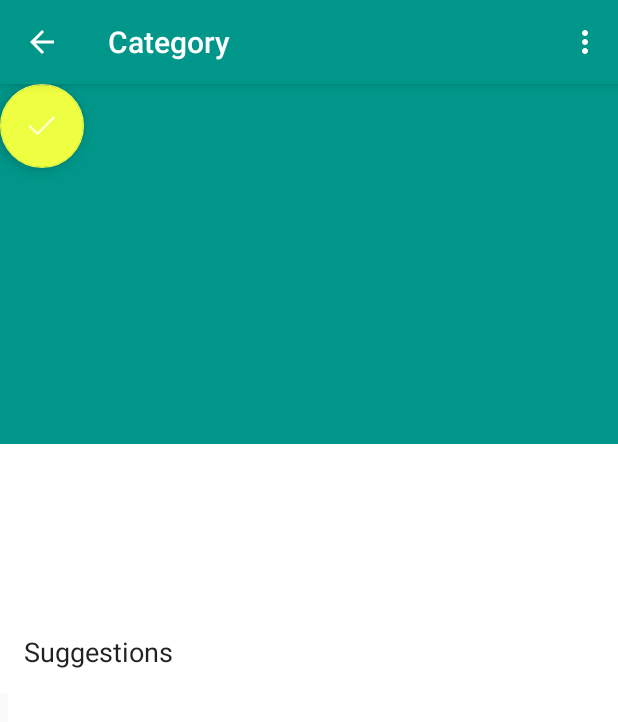
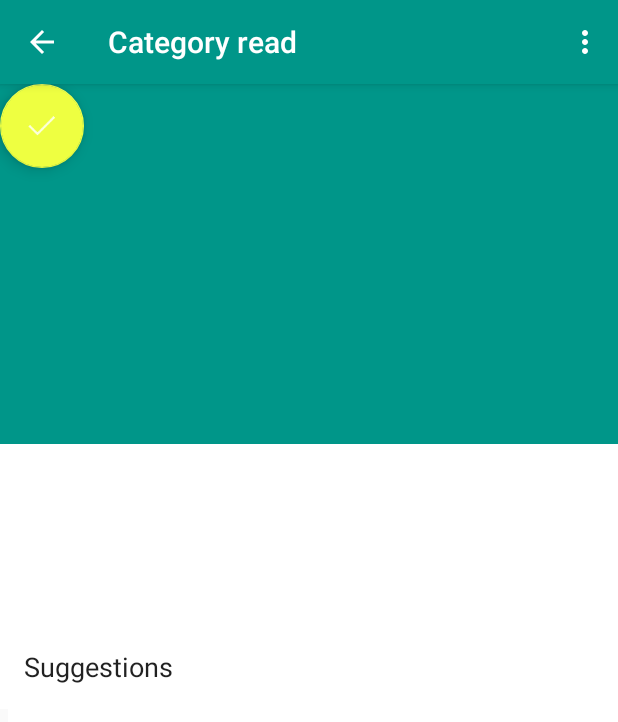
Before and after one commit to PierreFourreau/ReadingChallenge, an Android app: the CategoryActivity screen opened directly, with no data from a screen before it, after a tap on an icon or button, on a phone screen of 412 x 824 dp. Shown: the top 722 px of the screen. Run offline under Robolectric (Android 15) with nearby library versions, the phone set to English and light mode, and no system bars; our stand-ins replace Dagger/Hilt's generated code, Picasso, Timber; libraries missing offline, so code that uses them is left out: com.gc.materialdesign, com.github.ksoichiro.android, com.nineoldandroids.view, retrofit.client; plain views replace FloatingActionButton, ObservableScrollView; pictures from the network do not load; 8 statements that could not run were skipped.

Commit message:
Manage read or unread category with shared preferences

```diff
--- a/app/src/main/java/com/fourreau/readingchallenge/activity/BaseActivity.java
+++ b/app/src/main/java/com/fourreau/readingchallenge/activity/BaseActivity.java
@@ -4,6 +4,8 @@ package com.fourreau.readingchallenge.activity;
  * Created by Pierre on 06/07/2015.
  */
 
+import android.content.Context;
+import android.content.SharedPreferences;
 import android.content.res.TypedArray;
 import android.support.v7.app.AppCompatActivity;
 import android.util.TypedValue;
@@ -27,4 +29,16 @@ public abstract class BaseActivity extends AppCompatActivity {
         a.recycle();
         return actionBarSize;
     }
+
+    protected void writeSharedPreferences(String key, int value) {
+        SharedPreferences sharedPref = BaseActivity.this.getPreferences(Context.MODE_PRIVATE);
+        SharedPreferences.Editor editor = sharedPref.edit();
+        editor.putInt(key, value);
+        editor.commit();
+    }
+
+    protected int readSharedPreferences(String key) {
+        SharedPreferences sharedPref = BaseActivity.this.getPreferences(Context.MODE_PRIVATE);
+        return sharedPref.getInt(key, 0);
+    }
 }
--- a/app/src/main/java/com/fourreau/readingchallenge/activity/CategoryActivity.java
+++ b/app/src/main/java/com/fourreau/readingchallenge/activity/CategoryActivity.java
@@ -1,5 +1,7 @@
 package com.fourreau.readingchallenge.activity;
 
+import android.content.Context;
+import android.content.SharedPreferences;
 import android.os.Build;
 import android.os.Bundle;
 import android.view.Menu;
@@ -65,7 +67,6 @@ public class CategoryActivity extends BaseActivity implements ObservableScrollVi
         ((ReadingChallengeApplication) getApplication()).inject(this);
 
         categoryId = ((ReadingChallengeApplication) this.getApplication()).getCategoryId();
-
         frLanguage = ((ReadingChallengeApplication) getApplicationContext()).getLanguage().equals(Utils.FR);
 
         //get category by choosen id
@@ -108,11 +109,27 @@ public class CategoryActivity extends BaseActivity implements ObservableScrollVi
         mFab = findViewById(R.id.fab);
         setTitle(R.string.title_activity_category);
 
+        //get if read or not
+        if (readSharedPreferences(getString(R.string.category_id) + categoryId) == 1) {
+            setTitle(getTitle() + " " + getString(R.string.read));
+        } else {
+            setTitle(getTitle() + " " + getString(R.string.unread));
+        }
 
         mFab.setOnClickListener(new View.OnClickListener() {
             @Override
             public void onClick(View v) {
-                Toast.makeText(CategoryActivity.this, "Category already done?", Toast.LENGTH_SHORT).show();
+                setTitle(R.string.title_activity_category);
+                if (readSharedPreferences(getString(R.string.category_id) + categoryId) == 1) {
+                    Toast.makeText(CategoryActivity.this, "Category unread !", Toast.LENGTH_SHORT).show();
+                    writeSharedPreferences(getString(R.string.category_id) + categoryId, 0);
+                    setTitle(getTitle() + " " + getString(R.string.unread));
+                } else {
+                    Toast.makeText(CategoryActivity.this, "Category read !", Toast.LENGTH_SHORT).show();
+                    writeSharedPreferences(getString(R.string.category_id) + categoryId, 1);
+                    setTitle(getTitle() + " " + getString(R.string.read));
+                }
+
             }
         });
         mFabMargin = getResources().getDimensionPixelSize(R.dimen.margin_standard);
@@ -140,6 +157,7 @@ public class CategoryActivity extends BaseActivity implements ObservableScrollVi
 
     /**
      * Display the category choosen.
+     *
      * @param category
      */
     public void displayCategory(Category category) {
@@ -149,63 +167,60 @@ public class CategoryActivity extends BaseActivity implements ObservableScrollVi
         textViewDescription = (TextView) findViewById(R.id.text_view_description);
 
 
-        if(frLanguage) {
+        if (frLanguage) {
             //set title category
-            if(category.getLibelle_fr() != null) {
-                mTitleView.setText(category.getLibelle_fr());
+            if (category.getLibelle_fr() != null) {
+//                mTitleView.setText(category.getLibelle_fr());
                 textViewTitle.setText(category.getLibelle_fr());
             }
             //set description category
-            if(category.getDescription_fr() != null) {
+            if (category.getDescription_fr() != null) {
                 textViewDescription.setText(category.getDescription_fr() + "\n\n" + getString(R.string.lipsum_short));
             }
-        }
-        else {
+        } else {
             //set title category
-            if(category.getLibelle_en() != null) {
-                mTitleView.setText(category.getLibelle_en());
+            if (category.getLibelle_en() != null) {
+//                mTitleView.setText(category.getLibelle_en());
                 textViewTitle.setText(category.getLibelle_en());
             }
             //set description category
-            if(category.getDescription_en() != null) {
-                textViewDescription.setText(category.getDescription_en()+ "\n\n" + getString(R.string.lipsum_short));
+            if (category.getDescription_en() != null) {
+                textViewDescription.setText(category.getDescription_en() + "\n\n" + getString(R.string.lipsum_short));
             }
         }
 
         //set image
-        if(category.getImage() != null && !category.getImage().isEmpty()) {
-            Picasso.with(getApplicationContext()).load(Utils.BASE_URL + Utils.URL_UPLOAD + category.getImage()).fit().centerCrop().into((ImageView)mImageView);
-        }
-        else {
-            Picasso.with(getApplicationContext()).load(R.drawable.example).fit().centerCrop().into((ImageView)mImageView);
+        if (category.getImage() != null && !category.getImage().isEmpty()) {
+            Picasso.with(getApplicationContext()).load(Utils.BASE_URL + Utils.URL_UPLOAD + category.getImage()).fit().centerCrop().into((ImageView) mImageView);
+        } else {
+            Picasso.with(getApplicationContext()).load(R.drawable.example).fit().centerCrop().into((ImageView) mImageView);
         }
     }
 
     /**
      * Display suggestion by choosen category from api.
+     *
      * @param suggestions
      */
     public void displaySuggestions(List<Suggestion> suggestions) {
         textViewSuggestions = (TextView) findViewById(R.id.text_view_suggestions);
 
-        if(suggestions.size() > 0) {
+        if (suggestions.size() > 0) {
             String suggestionsText = "";
-            if(frLanguage) {
-                for(Suggestion s: suggestions) {
+            if (frLanguage) {
+                for (Suggestion s : suggestions) {
                     suggestionsText += " - " + s.getLibelle_fr() + "\n";
                 }
-            }
-            else {
-                for(Suggestion s: suggestions) {
+            } else {
+                for (Suggestion s : suggestions) {
                     suggestionsText += " - " + s.getLibelle_en() + "\n";
                 }
             }
             textViewSuggestions.setText(suggestionsText);
-        }
-        else {
+        } else {
             textViewSuggestions.setText(R.string.none);
         }
-        Timber.d("Number of suggestions retrieved : "+ suggestions.size());
+        Timber.d("Number of suggestions retrieved : " + suggestions.size());
     }
 
     @Override
--- a/app/src/main/res/layout/activity_category.xml
+++ b/app/src/main/res/layout/activity_category.xml
@@ -52,7 +52,7 @@
             android:paddingBottom="@dimen/activity_vertical_margin"
             android:paddingLeft="@dimen/activity_horizontal_margin"
             android:paddingRight="@dimen/activity_horizontal_margin"
-            android:paddingTop="10dp" />
+            android:paddingTop="20dp" />
 
         <TextView
             android:id="@+id/text_view_suggestions_title"
--- a/app/src/main/res/values/strings.xml
+++ b/app/src/main/res/values/strings.xml
@@ -14,6 +14,8 @@
 
     <!--Category activity-->
     <string name="title_activity_category">Category</string>
+    <string name="read">read</string>
+    <string name="unread">unread</string>
     <string name="suggestions_title">Suggestions</string>
 
     <string name="activity_category_error">Error when getting category</string>
@@ -42,4 +44,7 @@ Quam libero nulla netus eu porta curae, ut nulla bibendum facilisis et urna sed,
 
     <!--Licences activity-->
     <string name="title_activity_licences">Licences</string>
+
+    <!--Only for dev-->
+    <string name="category_id">cat_id</string>
 </resources>
```
